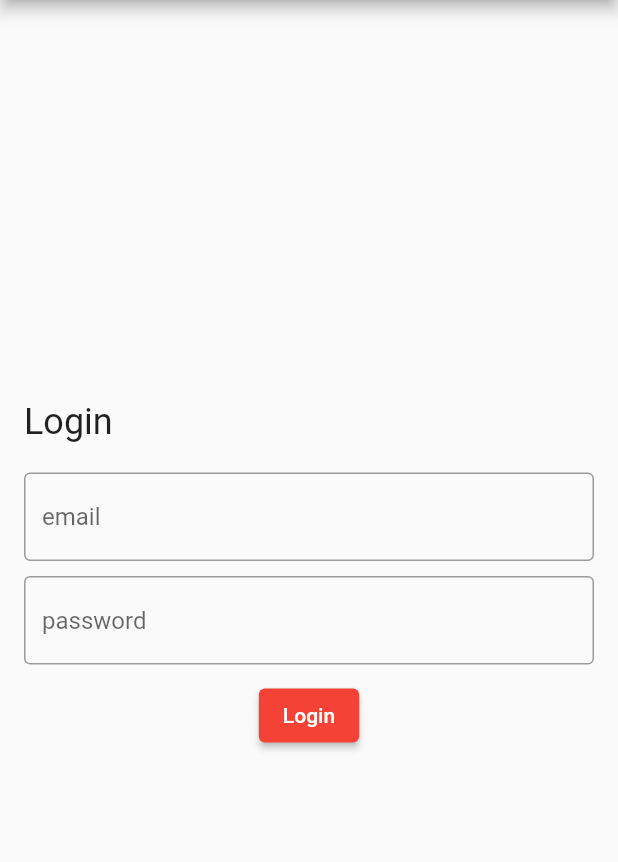
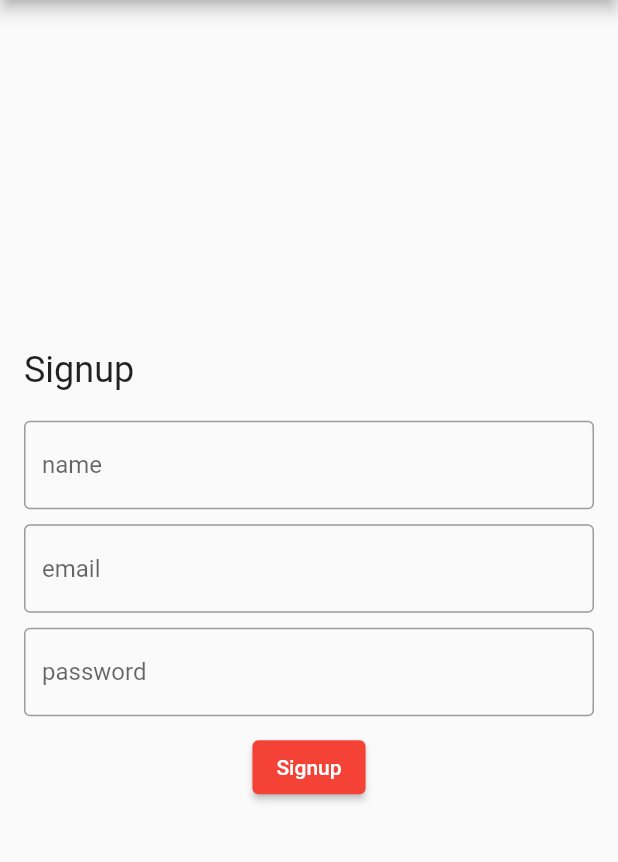
Before and after one commit to Jonathanvanhaaften/flutter_appwrite_1, a Flutter app: the screen it shows after launch, on a phone screen of 412 x 824 dp, the part 84-946 px from its top. Run offline on Flutter 3.47's test engine with Material 2 defaults, Android fonts, the phone set to English and light mode, and no system bars.

Commit message:
signup set up moving to  auth

```diff
--- a/lib/features/auth/presentation/pages/signup.dart
+++ b/lib/features/auth/presentation/pages/signup.dart
@@ -20,10 +20,14 @@ class _SigninPageState extends State<SigninPage> {
             padding: const EdgeInsets.all(16.0),
             children: <Widget>[
               Text(
-                "Login",
+                "Signup",
                 style: Theme.of(context).textTheme.headline5,
               ),
               const SizedBox(height: 20.0),
+              const TextField(
+                decoration: InputDecoration(hintText: "name"),
+              ),
+              const SizedBox(height: 10.0),
               const TextField(
                 decoration: InputDecoration(hintText: "email"),
               ),
@@ -37,7 +41,7 @@ class _SigninPageState extends State<SigninPage> {
               ),
               Center(
                 child: ElevatedButton(
-                  child: const Text("Login"),
+                  child: const Text("Signup"),
                   onPressed: () {},
                 ),
               )
--- a/lib/main.dart
+++ b/lib/main.dart
@@ -1,5 +1,6 @@
 import 'package:flutter/material.dart';
 import 'package:flutter_appwrite_1/features/auth/presentation/pages/login.dart';
+import 'package:flutter_appwrite_1/features/auth/presentation/pages/signup.dart';
 
 void main() {
   runApp(const MyApp());
@@ -30,7 +31,7 @@ class MyApp extends StatelessWidget {
               shape: RoundedRectangleBorder(
                   borderRadius: BorderRadius.circular(10.0))),
           primarySwatch: Colors.red),
-      home: const LoginPage(),
+      home: const SigninPage(),
     );
   }
 }
```
